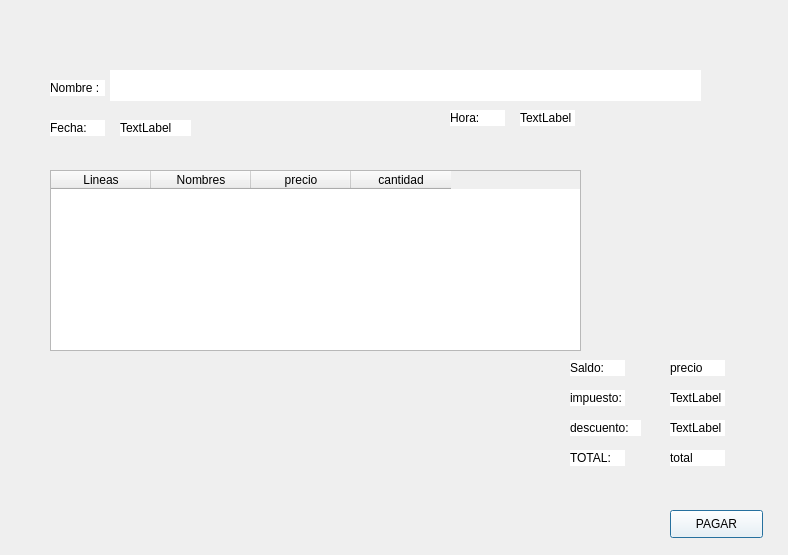
kpzaolod6000/HELLOWORLD, file Restaurante/facturas.ui: the form before one commit.
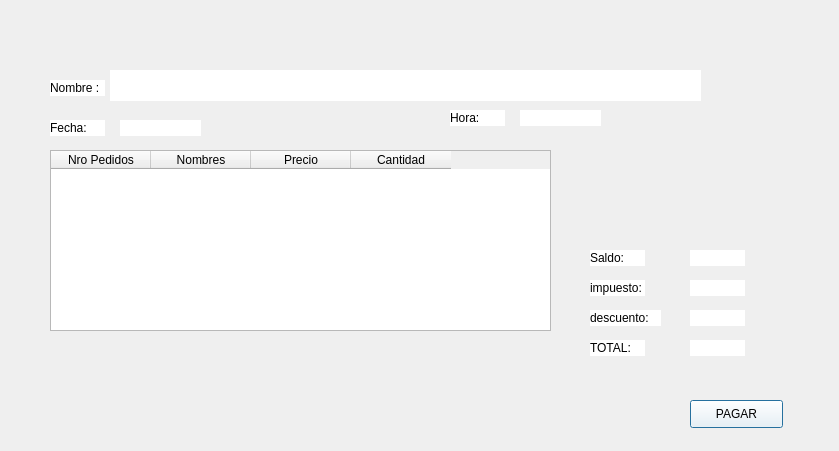
The form after the commit. Icons and pictures are not drawn.

The edit to the form file:
```diff
--- a/Restaurante/facturas.ui
+++ b/Restaurante/facturas.ui
@@ -6,8 +6,8 @@
    <rect>
     <x>0</x>
     <y>0</y>
-    <width>788</width>
-    <height>555</height>
+    <width>839</width>
+    <height>451</height>
    </rect>
   </property>
   <property name="windowTitle">
@@ -85,7 +85,7 @@
     <rect>
      <x>120</x>
      <y>120</y>
-     <width>71</width>
+     <width>81</width>
      <height>16</height>
     </rect>
    </property>
@@ -93,7 +93,7 @@
     <string notr="true">background:rgb(255, 255, 255)</string>
    </property>
    <property name="text">
-    <string>TextLabel</string>
+    <string/>
    </property>
   </widget>
   <widget class="QLabel" name="label_hora">
@@ -101,7 +101,7 @@
     <rect>
      <x>520</x>
      <y>110</y>
-     <width>55</width>
+     <width>81</width>
      <height>16</height>
     </rect>
    </property>
@@ -109,14 +109,14 @@
     <string notr="true">background:rgb(255, 255, 255)</string>
    </property>
    <property name="text">
-    <string>TextLabel</string>
+    <string/>
    </property>
   </widget>
   <widget class="QLabel" name="label">
    <property name="geometry">
     <rect>
-     <x>570</x>
-     <y>360</y>
+     <x>590</x>
+     <y>250</y>
      <width>55</width>
      <height>16</height>
     </rect>
@@ -131,8 +131,8 @@
   <widget class="QLabel" name="label_saldp">
    <property name="geometry">
     <rect>
-     <x>670</x>
-     <y>360</y>
+     <x>690</x>
+     <y>250</y>
      <width>55</width>
      <height>16</height>
     </rect>
@@ -141,14 +141,14 @@
     <string notr="true">background:rgb(255, 255, 255)</string>
    </property>
    <property name="text">
-    <string>precio</string>
+    <string/>
    </property>
   </widget>
   <widget class="QLabel" name="label_impuesto">
    <property name="geometry">
     <rect>
-     <x>670</x>
-     <y>390</y>
+     <x>690</x>
+     <y>280</y>
      <width>55</width>
      <height>16</height>
     </rect>
@@ -157,14 +157,14 @@
     <string notr="true">background:rgb(255, 255, 255)</string>
    </property>
    <property name="text">
-    <string>TextLabel</string>
+    <string/>
    </property>
   </widget>
   <widget class="QLabel" name="label_7">
    <property name="geometry">
     <rect>
-     <x>570</x>
-     <y>390</y>
+     <x>590</x>
+     <y>280</y>
      <width>55</width>
      <height>16</height>
     </rect>
@@ -179,8 +179,8 @@
   <widget class="QLabel" name="label_8">
    <property name="geometry">
     <rect>
-     <x>570</x>
-     <y>420</y>
+     <x>590</x>
+     <y>310</y>
      <width>71</width>
      <height>16</height>
     </rect>
@@ -195,8 +195,8 @@
   <widget class="QLabel" name="label_descuento">
    <property name="geometry">
     <rect>
-     <x>670</x>
-     <y>420</y>
+     <x>690</x>
+     <y>310</y>
      <width>55</width>
      <height>16</height>
     </rect>
@@ -205,14 +205,14 @@
     <string notr="true">background:rgb(255, 255, 255)</string>
    </property>
    <property name="text">
-    <string>TextLabel</string>
+    <string/>
    </property>
   </widget>
   <widget class="QLabel" name="label_10">
    <property name="geometry">
     <rect>
-     <x>570</x>
-     <y>450</y>
+     <x>590</x>
+     <y>340</y>
      <width>55</width>
      <height>16</height>
     </rect>
@@ -227,8 +227,8 @@
   <widget class="QLabel" name="label_total">
    <property name="geometry">
     <rect>
-     <x>670</x>
-     <y>450</y>
+     <x>690</x>
+     <y>340</y>
      <width>55</width>
      <height>16</height>
     </rect>
@@ -237,14 +237,14 @@
     <string notr="true">background:rgb(255, 255, 255)</string>
    </property>
    <property name="text">
-    <string>total</string>
+    <string/>
    </property>
   </widget>
   <widget class="QPushButton" name="pushButton_cancelar">
    <property name="geometry">
     <rect>
-     <x>670</x>
-     <y>510</y>
+     <x>690</x>
+     <y>400</y>
      <width>93</width>
      <height>28</height>
     </rect>
@@ -260,8 +260,8 @@
    <property name="geometry">
     <rect>
      <x>50</x>
-     <y>170</y>
-     <width>531</width>
+     <y>150</y>
+     <width>501</width>
      <height>181</height>
     </rect>
    </property>
@@ -270,7 +270,7 @@
    </property>
    <column>
     <property name="text">
-     <string>Lineas</string>
+     <string>Nro Pedidos</string>
     </property>
    </column>
    <column>
@@ -280,12 +280,12 @@
    </column>
    <column>
     <property name="text">
-     <string>precio</string>
+     <string>Precio</string>
     </property>
    </column>
    <column>
     <property name="text">
-     <string>cantidad</string>
+     <string>Cantidad</string>
     </property>
    </column>
   </widget>
```
Left out of the diff: 2 changed lines with no effect on the pictures.
